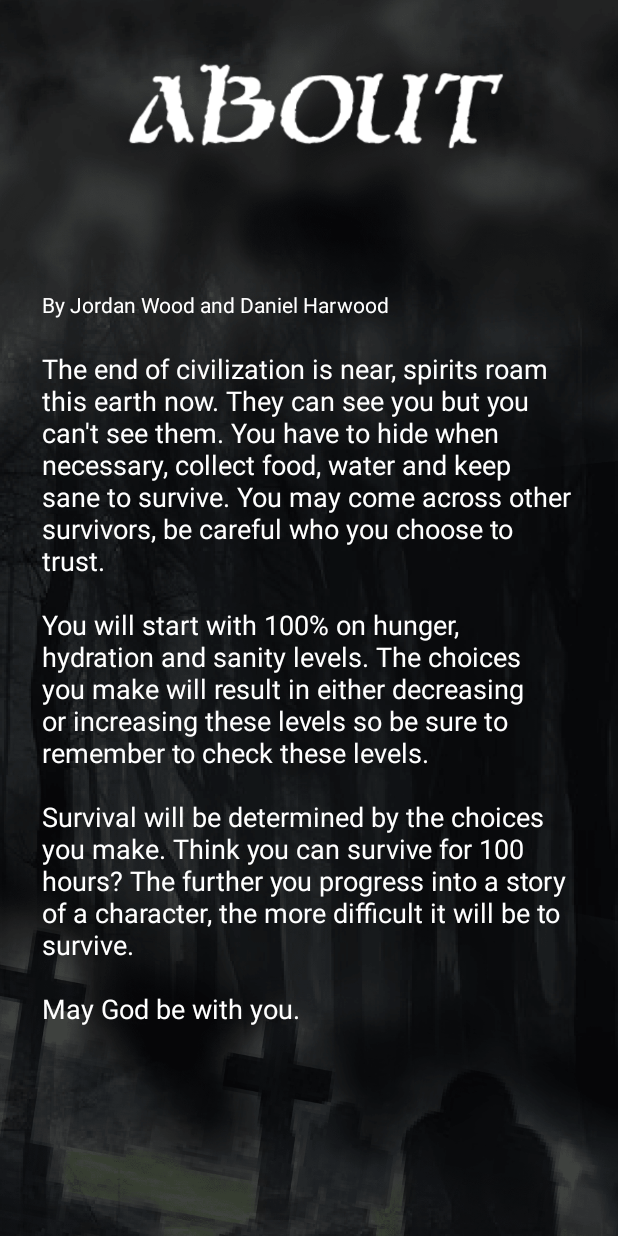
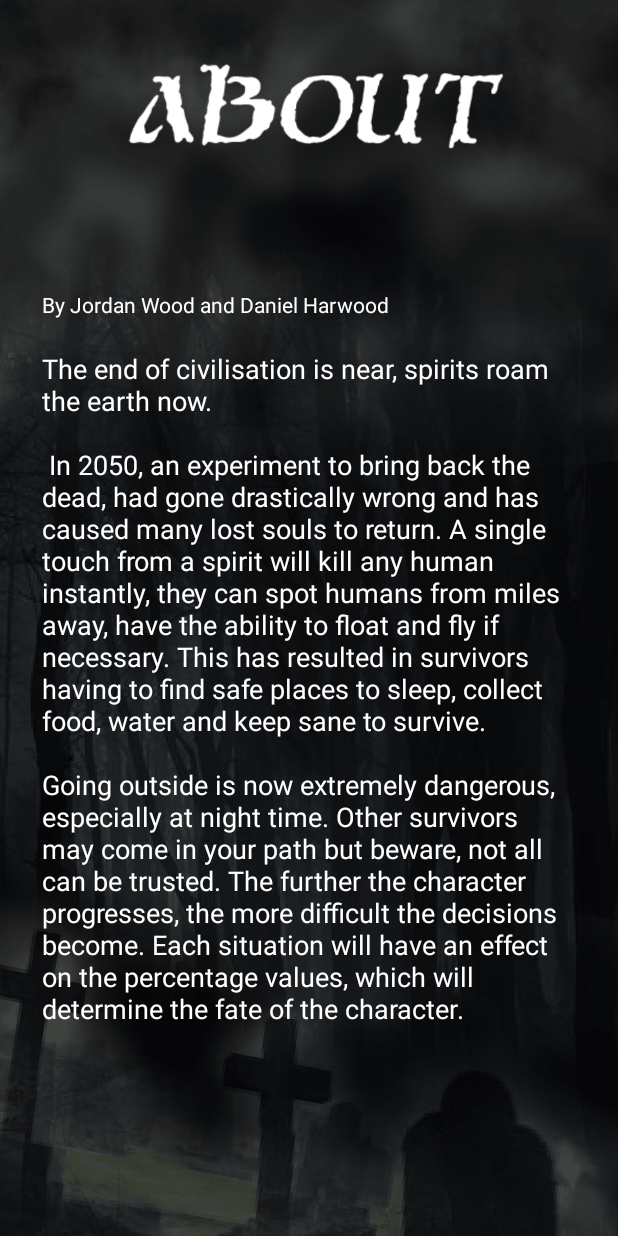
Before and after one commit to jordan309/Unknown, an Android app: the AboutActivity screen opened directly, with no data from a screen before it, on a phone screen of 412 x 824 dp. Run offline under Robolectric (Android 15) with nearby library versions, the phone set to English and light mode, and no system bars.

Commit message:
About updated
About updated

```diff
--- a/app/src/main/res/layout-land/activity_about.xml
+++ b/app/src/main/res/layout-land/activity_about.xml
@@ -12,7 +12,6 @@
         android:layout_width="341dp"
         android:layout_height="92dp"
         android:layout_marginStart="8dp"
-        android:layout_marginTop="10dp"
         android:layout_marginEnd="8dp"
         app:layout_constraintEnd_toEndOf="parent"
         app:layout_constraintStart_toStartOf="parent"
@@ -40,7 +39,7 @@
             <TextView
                 android:layout_width="match_parent"
                 android:layout_height="match_parent"
-                android:layout_marginTop="120dp"
+                android:layout_marginTop="110dp"
                 android:text="By Jordan Wood and Daniel Harwood"
                 android:textColor="#fff"
                 android:textSize="14sp" />
@@ -48,16 +47,16 @@
             <TextView
                 android:layout_width="match_parent"
                 android:layout_height="match_parent"
+                android:layout_marginTop="140dp"
                 android:layout_alignParentStart="true"
                 android:layout_alignParentEnd="true"
                 android:layout_alignParentBottom="true"
                 android:layout_marginStart="0dp"
-                android:layout_marginTop="145dp"
                 android:layout_marginEnd="0dp"
                 android:layout_marginBottom="0dp"
-                android:text="The end of civilization is near, spirits roam this earth now. They can see you but you can't see them. You have to hide when necessary, collect food, water and keep sane to survive. You may come across other survivors, be careful who you choose to trust.\n\nYou will start with 100% on hunger, hydration and sanity levels. The choices you make will result in either decreasing or increasing these levels so be sure to remember to check these levels.\n\nSurvival will be determined by the choices you make. Think you can survive for 100 hours? The further you progress into a story of a character, the more difficult it will be to survive.\n\nMay God be with you."
+                android:text="The end of civilisation is near, spirits roam the earth now.\n\n In 2050, an experiment to bring back the dead, had gone drastically wrong and has caused many lost souls to return. A single touch from a spirit will kill any human instantly, they can spot humans from miles away, have the ability to float and fly if necessary. This has resulted in survivors having to find safe places to sleep, collect food, water and keep sane to survive.\n\nGoing outside is now extremely dangerous, especially at night time. Other survivors may come in your path but beware, not all can be trusted. The further the character progresses, the more difficult the decisions become. Each situation will have an effect on the percentage values, which will determine the fate of the character."
                 android:textColor="#fff"
-                android:textSize="13sp" />
+                android:textSize="14sp" />
 
         </RelativeLayout>
 
--- a/app/src/main/res/layout/activity_about.xml
+++ b/app/src/main/res/layout/activity_about.xml
@@ -54,7 +54,7 @@
                 android:layout_marginTop="40dp"
                 android:layout_marginEnd="0dp"
                 android:layout_marginBottom="0dp"
-                android:text="The end of civilization is near, spirits roam this earth now. They can see you but you can't see them. You have to hide when necessary, collect food, water and keep sane to survive. You may come across other survivors, be careful who you choose to trust.\n\nYou will start with 100% on hunger, hydration and sanity levels. The choices you make will result in either decreasing or increasing these levels so be sure to remember to check these levels.\n\nSurvival will be determined by the choices you make. Think you can survive for 100 hours? The further you progress into a story of a character, the more difficult it will be to survive.\n\nMay God be with you."
+                android:text="The end of civilisation is near, spirits roam the earth now.\n\n In 2050, an experiment to bring back the dead, had gone drastically wrong and has caused many lost souls to return. A single touch from a spirit will kill any human instantly, they can spot humans from miles away, have the ability to float and fly if necessary. This has resulted in survivors having to find safe places to sleep, collect food, water and keep sane to survive.\n\nGoing outside is now extremely dangerous, especially at night time. Other survivors may come in your path but beware, not all can be trusted. The further the character progresses, the more difficult the decisions become. Each situation will have an effect on the percentage values, which will determine the fate of the character."
                 android:textColor="#fff"
                 android:textSize="18sp" />
 
```
